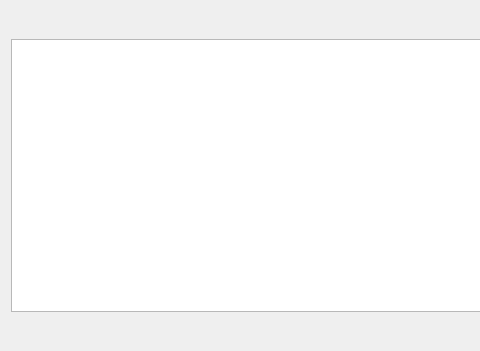
The window that src/dialogs/registerdialog.ui (ModbusScope/ModbusScope) describes before a commit, drawn with Qt 5; both pictures show x 0 to 480 and y 0 to 351 of the 797 by 351 pixel window.
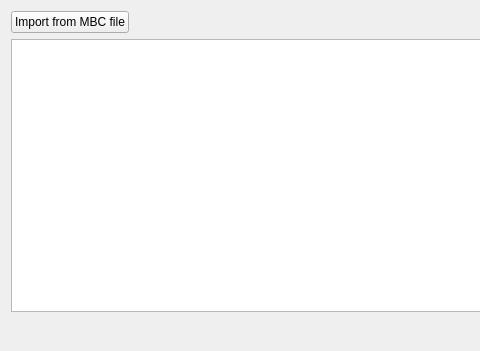
The same window after the commit. Icons and pictures are not drawn.

Commit message: Start of mbc register import (dialog and parsing);

The edit to the form file:
```diff
--- a/src/dialogs/registerdialog.ui
+++ b/src/dialogs/registerdialog.ui
@@ -21,6 +21,13 @@
   <layout class="QVBoxLayout" name="verticalLayout">
    <item>
     <layout class="QHBoxLayout" name="horizontalLayout">
+     <item>
+      <widget class="QPushButton" name="btnImportFromMbc">
+       <property name="text">
+        <string>Import from MBC file</string>
+       </property>
+      </widget>
+     </item>
      <item>
       <spacer name="horizontalSpacer">
        <property name="orientation">
```
The commit also changes 10 other files.
